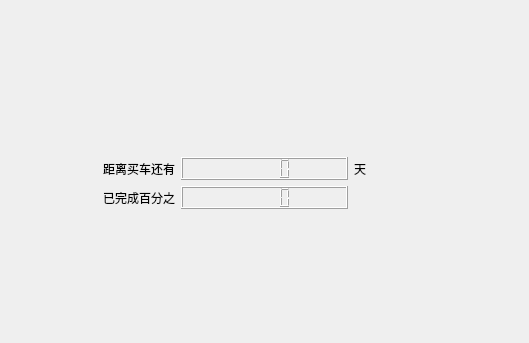
First picture: the form in mainwindow.ui, repository FlyingBlazer/WAC, before the edit; both pictures show x 0 to 529 and y 0 to 343 of the 529 by 759 pixel window.
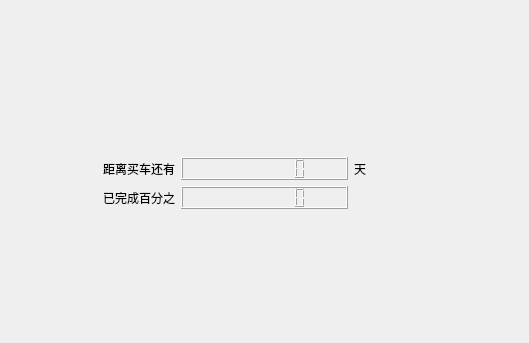
Second picture: the form after the edit.

Patch:
```diff
--- a/mainwindow.ui
+++ b/mainwindow.ui
@@ -42,6 +42,9 @@
       </item>
       <item row="0" column="1">
        <widget class="QLCDNumber" name="lcdNumber">
+        <property name="digitCount">
+         <number>8</number>
+        </property>
         <property name="intValue" stdset="0">
          <number>0</number>
         </property>
@@ -55,7 +58,11 @@
        </widget>
       </item>
       <item row="1" column="1">
-       <widget class="QLCDNumber" name="lcdNumber_2"/>
+       <widget class="QLCDNumber" name="lcdNumber_2">
+        <property name="digitCount">
+         <number>8</number>
+        </property>
+       </widget>
       </item>
       <item row="1" column="0">
        <widget class="QLabel" name="label_3">
```
